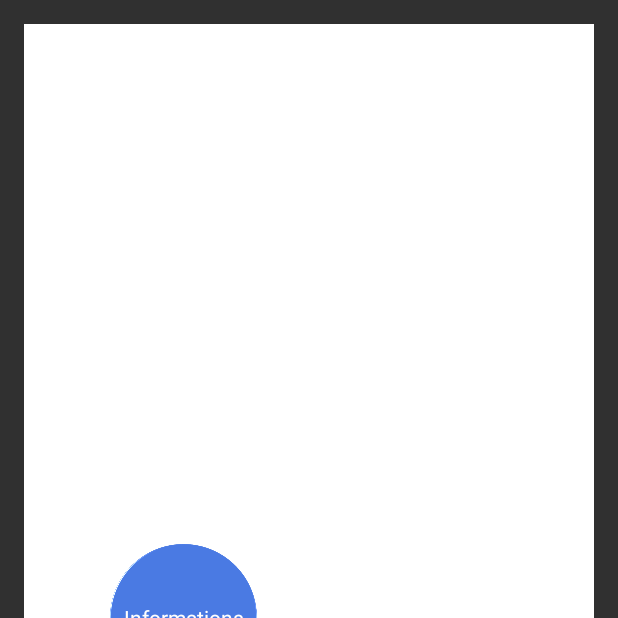
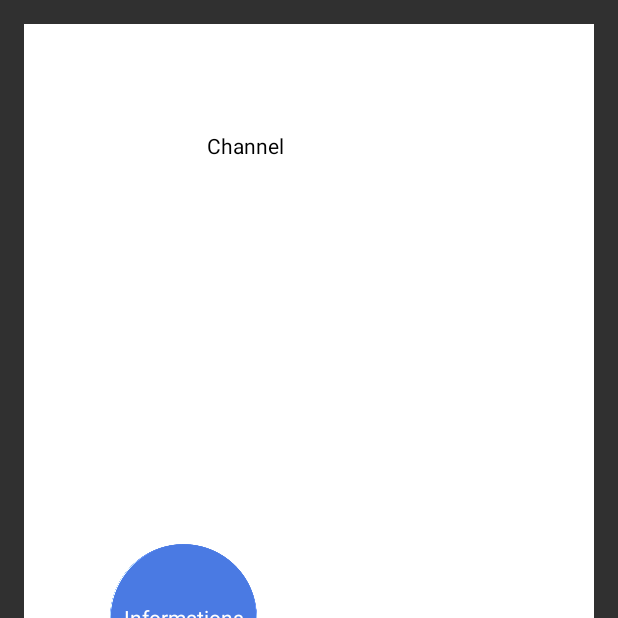
Before and after one commit to michaudv/DemoPFE, an Android app: the fragment DemoApprentissage placed in its activity, on a phone screen of 412 x 824 dp, the top half of it. Run offline under Robolectric (Android 15) with nearby library versions, the phone set to English and light mode, and no system bars.

Commit message:
API BOX thread synchronisation for DemoApprentissage

```diff
--- a/app/src/main/java/fr/lab/bbox/bboxapirunner/Demo/DemoApprentissage.java
+++ b/app/src/main/java/fr/lab/bbox/bboxapirunner/Demo/DemoApprentissage.java
@@ -16,7 +16,11 @@ import android.view.LayoutInflater;
 import android.view.View;
 import android.view.ViewGroup;
 import android.widget.ImageView;
+import android.widget.TextView;
 import android.widget.Toast;
+
+import java.util.Timer;
+import java.util.TimerTask;
 
 import fr.bouyguestelecom.bboxapi.bboxapi.Bbox;
 import fr.bouyguestelecom.bboxapi.bboxapi.callback.IBboxGetCurrentChannel;
@@ -32,18 +36,17 @@ public class DemoApprentissage extends Fragment {
 
     private final static String TAG = "DEMO_APPRENTISSAGE";
 
-    private Context ctxt;
-    private Handler handler;
+    private View view;
+    private TextView channelView;
+
     private int currentChannel;
+
 
     @Nullable
     @Override
     public View onCreateView(LayoutInflater inflater, @Nullable ViewGroup container, @Nullable Bundle savedInstanceState) {
 
-        View view = inflater.inflate(R.layout.apprentissage_layout, container, false);
-        ctxt = getActivity().getApplicationContext();
-        handler = new Handler();
-
+        view = inflater.inflate(R.layout.apprentissage_layout, container, false);
         return view;
     }
 
@@ -52,20 +55,30 @@ public class DemoApprentissage extends Fragment {
         super.onViewCreated(view, savedInstanceState);
 
         int counter = 0;
-        ImageView informationbBubble = (ImageView) getView().findViewById(R.id.imageView);
+        ImageView informationbBubble = (ImageView) view.findViewById(R.id.imageView);
+        channelView = (TextView) view.findViewById(R.id.positionid);
 
-        returnLiveChannel();
+        channelDeamon();
 
     }
 
-    public void returnLiveChannel() {
+    private void setViewChannel(int channel) {
 
-        ctxt = getActivity().getApplicationContext();
-        handler = new Handler();
+        channelView.setText(Integer.toString(channel));
+    }
+
+    public void channelDeamon() {
 
         final SharedPreferences sharedPref = PreferenceManager.getDefaultSharedPreferences(getActivity().getApplicationContext());
-        String ip = sharedPref.getString("bboxip", "");
+        final String ip = sharedPref.getString("bboxip", "");
         Log.i("x-ip", ip);
+
+        Timer timer = new Timer();
+        TimerTask task = new TimerTask() {
+            public void run() {
+                getActivity().runOnUiThread(new Runnable() {
+                    @Override
+                    public void run() {
 
                         Bbox.getInstance().getCurrentChannel(ip,
                                 getResources().getString(fr.bouyguestelecom.bboxapi.R.string.APP_ID),
@@ -75,7 +88,9 @@ public class DemoApprentissage extends Fragment {
                                     public void onResponse(final Channel channel) {
                                         //Choper ici lrs info
                                         currentChannel = channel.getPositionId();
-                        handler.post(new Runnable() {
+                                        Log.i("CURRENT_CHANNEL", channel.toString());
+
+                               /* handler.post(new Runnable() {
                                     @Override
                                     public void run() {
                                         Toast.makeText(ctxt,
@@ -85,20 +100,19 @@ public class DemoApprentissage extends Fragment {
                                                         "positionId : " + channel.getPositionId()
                                                 , Toast.LENGTH_LONG).show();
                                     }
-                        });
+                                });*/
                                     }
 
                                     @Override
                                     public void onFailure(Request request, int errorCode) {
-                        handler.post(new Runnable() {
-                            @Override
-                            public void run() {
-                                Toast.makeText(ctxt, "Get current channel failed", Toast.LENGTH_SHORT).show();
+                                        Log.d("CURRENT_CHANNEL", "Get current channel failed");
+                                    }
+                                });
+                        setViewChannel(currentChannel);
                     }
                 });
             }
-                });
-
+        };
+        timer.schedule(task,1000,1000);
     }
-
 }
--- a/app/src/main/res/layout/apprentissage_layout.xml
+++ b/app/src/main/res/layout/apprentissage_layout.xml
@@ -31,6 +31,18 @@
                 android:layout_height="wrap_content"
                 android:layout_gravity="center"
                 android:id="@+id/textView12" />
+
         </FrameLayout>
+
+        <TextView
+            android:text="Channel"
+            android:textColor="#000000"
+            android:layout_width="135dp"
+            android:layout_height="wrap_content"
+            android:layout_gravity="center"
+            android:id="@+id/positionid"
+            android:layout_marginTop="71dp"
+            android:layout_alignParentTop="true"
+            android:layout_centerHorizontal="true" />
     </RelativeLayout>
 </LinearLayout>
--- a/bboxapi/src/main/java/fr/bouyguestelecom/bboxapi/bboxapi/Bbox.java
+++ b/bboxapi/src/main/java/fr/bouyguestelecom/bboxapi/bboxapi/Bbox.java
@@ -138,7 +138,7 @@ public class Bbox implements IBbox {
                         mToken = tokenCloud;
                     } else {
                         iBboxGetToken.onFailure(call.request(), response.code());
-                        Log.e(TAG, "Get token failed");
+                        Log.e(TAG, "Get token failed !");
                     }
 
                     response.body().close();
```
Lines whose indentation alone changed are shown as unchanged.
